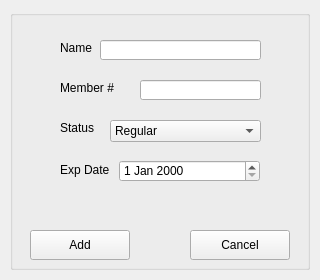
The window that Project2/addmember.ui (tdragon00/CS1C_Project_2) describes before a commit, drawn with Qt 5.
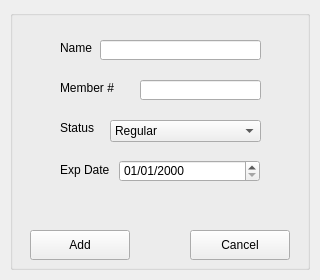
The same window after the commit.

Diff of the .ui file:
```diff
--- a/Project2/addmember.ui
+++ b/Project2/addmember.ui
@@ -149,6 +149,9 @@
       <height>22</height>
      </rect>
     </property>
+    <property name="displayFormat">
+     <string>MM/dd/yyyy</string>
+    </property>
    </widget>
    <widget class="QComboBox" name="statusEdit">
     <property name="geometry">
```
